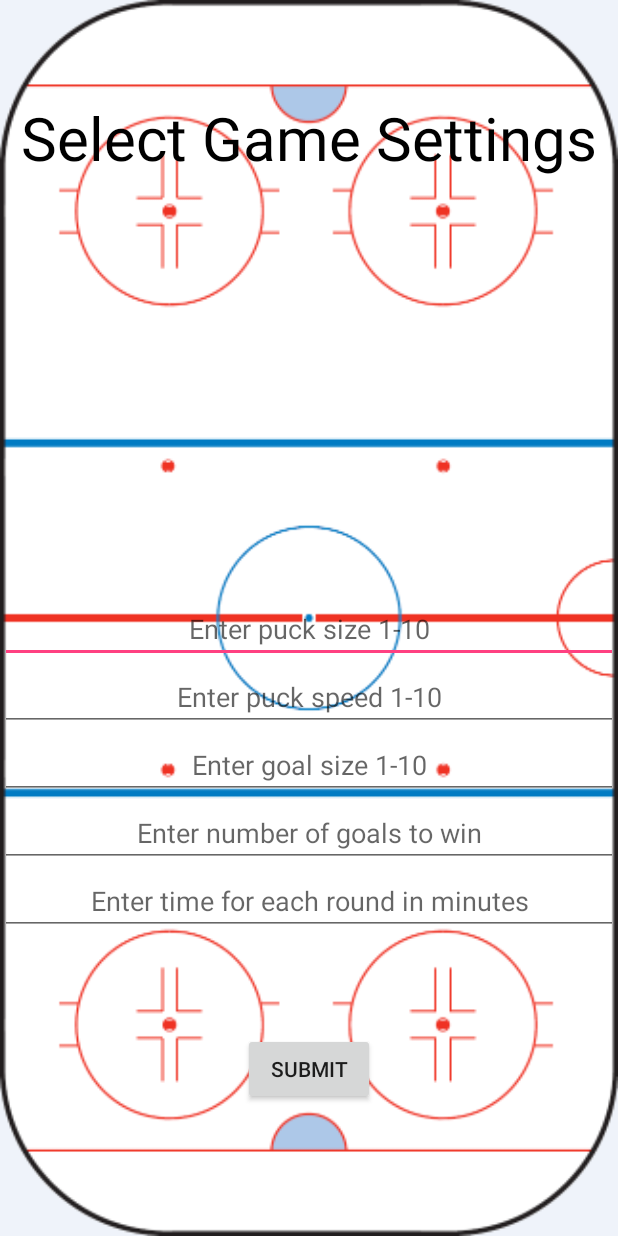
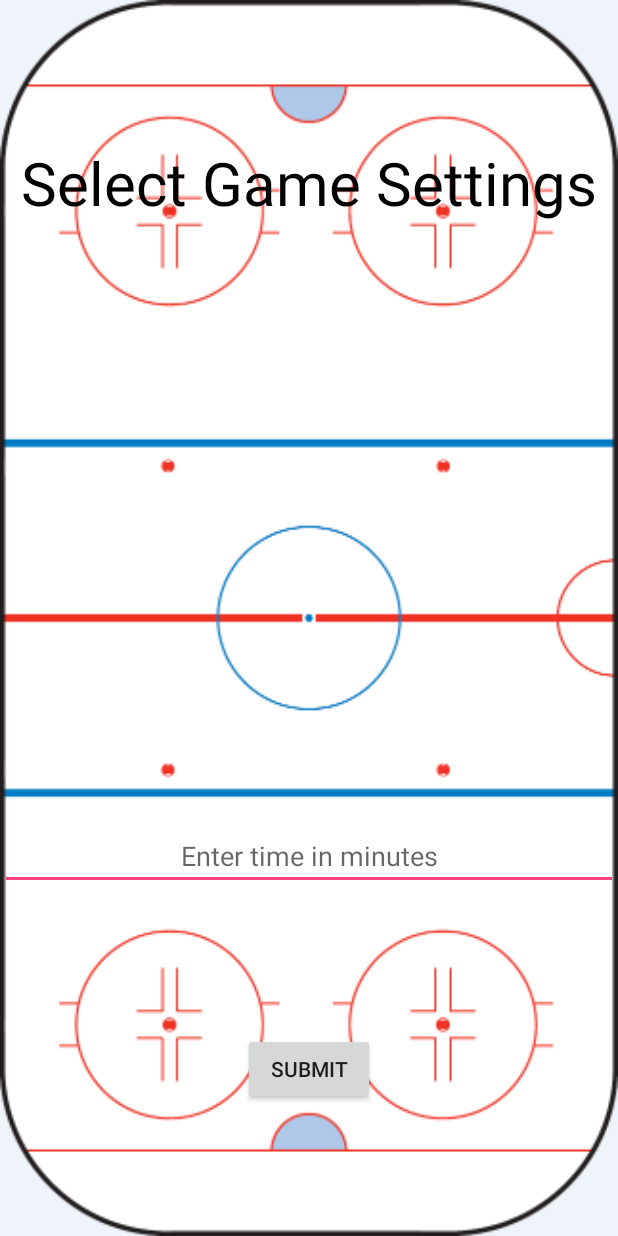
Before and after one commit to StefKal/HockeyAir, an Android app: the CustomizeGameActivity screen opened directly, with no data from a screen before it, on a phone screen of 412 x 824 dp. Run offline under Robolectric (Android 15) with nearby library versions, the phone set to English and light mode, and no system bars.

Commit message:
fixed goal scoring

```diff
--- a/app/src/main/java/edu/stlawu/hockeyair/CustomizeGameActivity.java
+++ b/app/src/main/java/edu/stlawu/hockeyair/CustomizeGameActivity.java
@@ -44,10 +44,6 @@ public class CustomizeGameActivity extends Activity {
     private void initialize(){
         submit = findViewById(R.id.submit_btn);
         required_text = findViewById(R.id.required_fields);
-        puck_size = findViewById(R.id.edit_puck_size);
-        puck_speed = findViewById(R.id.edit_puck_speed);
-        goal_size = findViewById(R.id.edit_goal_size);
-        goal_num = findViewById(R.id.edit_rounds);
         time = findViewById(R.id.edit_time);
     }
 
@@ -64,14 +60,10 @@ public class CustomizeGameActivity extends Activity {
             @SuppressLint("SetTextI18n")
             @Override
             public void onClick(View v) {
-                if (check_empty(puck_size) || check_empty(puck_speed) || check_empty(goal_size) || check_empty(goal_num) || check_empty(time)){
+                if (check_empty(time)){
                     required_text.setText("Please fill in all text fields");
                 }else {
 
-                    int_puck_size = Integer.parseInt(puck_size.getText().toString());
-                    int_puck_speed = Integer.parseInt(puck_speed.getText().toString());
-                    int_goal_size = Integer.parseInt(goal_size.getText().toString());
-                    int_goal_num = Integer.parseInt(goal_num.getText().toString());
                     int_time = Integer.parseInt(time.getText().toString());
 
                     submit.setEnabled(false);
--- a/app/src/main/res/layout/activity_cutomize_game.xml
+++ b/app/src/main/res/layout/activity_cutomize_game.xml
@@ -36,45 +36,12 @@
         android:orientation="vertical"
         android:layout_weight="1">
 
-        <EditText
-            android:id="@+id/edit_puck_size"
-            android:layout_width="match_parent"
-            android:layout_height="wrap_content"
-            android:hint="Enter puck size 1-10"
-            android:inputType="number"
-            android:shadowColor="@android:color/black"
-            android:gravity="center"/>
-
-        <EditText
-            android:id="@+id/edit_puck_speed"
-            android:layout_width="match_parent"
-            android:layout_height="wrap_content"
-            android:hint="Enter puck speed 1-10"
-            android:inputType="number"
-            android:gravity="center"/>
-
-        <EditText
-            android:id="@+id/edit_goal_size"
-            android:layout_width="match_parent"
-            android:layout_height="wrap_content"
-            android:hint="Enter goal size 1-10"
-            android:inputType="number"
-            android:gravity="center"
-            />
-
-        <EditText
-            android:id="@+id/edit_rounds"
-            android:layout_width="match_parent"
-            android:layout_height="wrap_content"
-            android:hint="Enter number of goals to win"
-            android:inputType="number"
-            android:gravity="center"/>
 
         <EditText
             android:id="@+id/edit_time"
             android:layout_width="match_parent"
             android:layout_height="wrap_content"
-            android:hint="Enter time for each round in minutes"
+            android:hint="Enter time in minutes"
             android:inputType="number"
             android:gravity="center"/>
 
```
